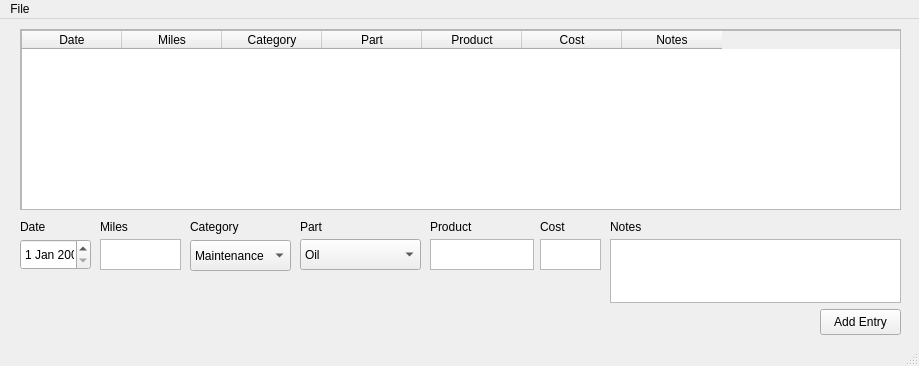
Above: ui.ui from hainesdata/AutoLog before the change. Below: the same form after it.
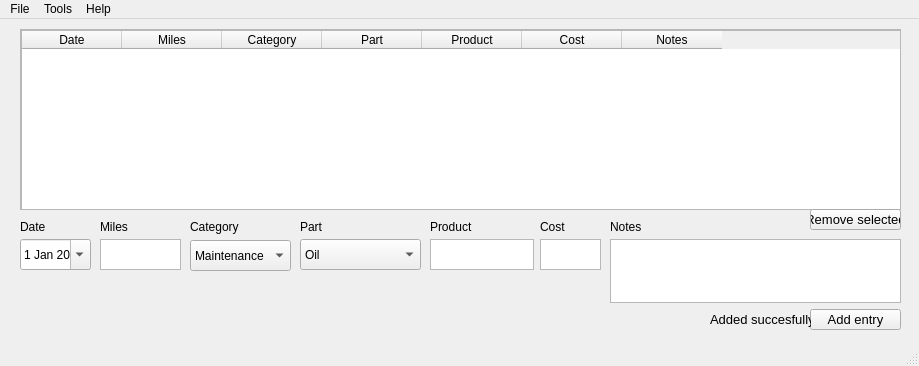
That is the form after the change.

Commit message: 0.0.2 - Added new items to menu bar - Reformatted buttons, added remove selected button - Added entry confirmation - Added calendar selection option to date, changed default date value

Patch:
```diff
--- a/ui.ui
+++ b/ui.ui
@@ -85,14 +85,19 @@
    <widget class="QPushButton" name="addEntryButton">
     <property name="geometry">
      <rect>
-      <x>820</x>
+      <x>810</x>
       <y>290</y>
-      <width>81</width>
-      <height>26</height>
+      <width>91</width>
+      <height>21</height>
      </rect>
     </property>
+    <property name="font">
+     <font>
+      <pointsize>10</pointsize>
+     </font>
+    </property>
     <property name="text">
-     <string>Add Entry</string>
+     <string>Add entry</string>
     </property>
    </widget>
    <widget class="QLabel" name="date_label">
@@ -195,6 +200,25 @@
       <height>31</height>
      </rect>
     </property>
+    <property name="frame">
+     <bool>true</bool>
+    </property>
+    <property name="readOnly">
+     <bool>false</bool>
+    </property>
+    <property name="dateTime">
+     <datetime>
+      <hour>0</hour>
+      <minute>0</minute>
+      <second>0</second>
+      <year>2022</year>
+      <month>1</month>
+      <day>1</day>
+     </datetime>
+    </property>
+    <property name="calendarPopup">
+     <bool>true</bool>
+    </property>
    </widget>
    <widget class="QPlainTextEdit" name="miles_box">
     <property name="geometry">
@@ -384,6 +408,42 @@
      </rect>
     </property>
    </widget>
+   <widget class="QPushButton" name="addEntryButton_2">
+    <property name="geometry">
+     <rect>
+      <x>810</x>
+      <y>190</y>
+      <width>91</width>
+      <height>21</height>
+     </rect>
+    </property>
+    <property name="font">
+     <font>
+      <pointsize>10</pointsize>
+     </font>
+    </property>
+    <property name="text">
+     <string>Remove selected</string>
+    </property>
+   </widget>
+   <widget class="QLabel" name="label">
+    <property name="geometry">
+     <rect>
+      <x>710</x>
+      <y>290</y>
+      <width>101</width>
+      <height>20</height>
+     </rect>
+    </property>
+    <property name="font">
+     <font>
+      <pointsize>10</pointsize>
+     </font>
+    </property>
+    <property name="text">
+     <string>Added succesfully!</string>
+    </property>
+   </widget>
   </widget>
   <widget class="QMenuBar" name="menubar">
    <property name="geometry">
@@ -401,7 +461,25 @@
     <addaction name="actionSave"/>
     <addaction name="actionClose"/>
    </widget>
+   <widget class="QMenu" name="menuTools">
+    <property name="title">
+     <string>Tools</string>
+    </property>
+    <addaction name="actionReset_session"/>
+    <addaction name="actionAdd_part"/>
+    <addaction name="actionAdd_category"/>
+   </widget>
+   <widget class="QMenu" name="menuAbout">
+    <property name="title">
+     <string>Help</string>
+    </property>
+    <addaction name="actionAbout"/>
+    <addaction name="actionDocumentation"/>
+    <addaction name="actionReport_issue"/>
+   </widget>
    <addaction name="menuFile"/>
+   <addaction name="menuTools"/>
+   <addaction name="menuAbout"/>
   </widget>
   <widget class="QStatusBar" name="statusbar"/>
   <action name="actionSave">
```
Left out of the diff: 46 changed lines with no effect on the pictures. The commit also changes 1 other file.
